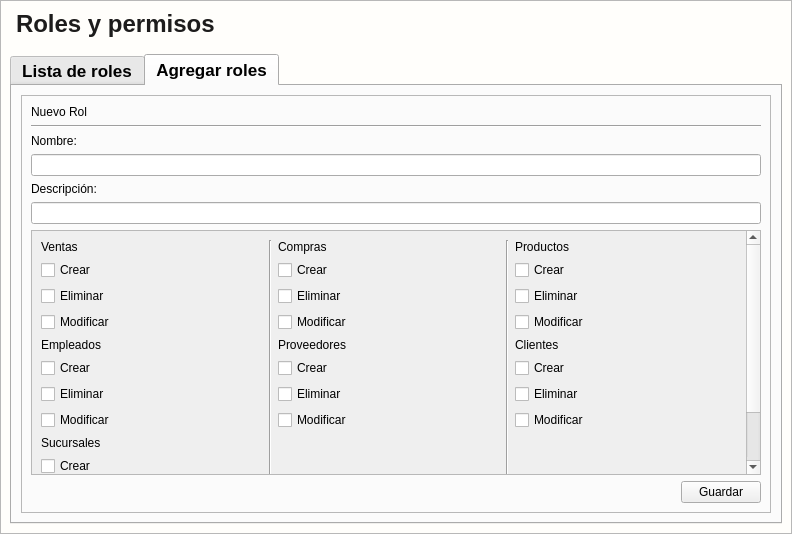
LAngelVp/software-punto-de-venta, file app/View/UserInterfaceUi/UI_CONTROL_ROLES.ui: the form before one commit.
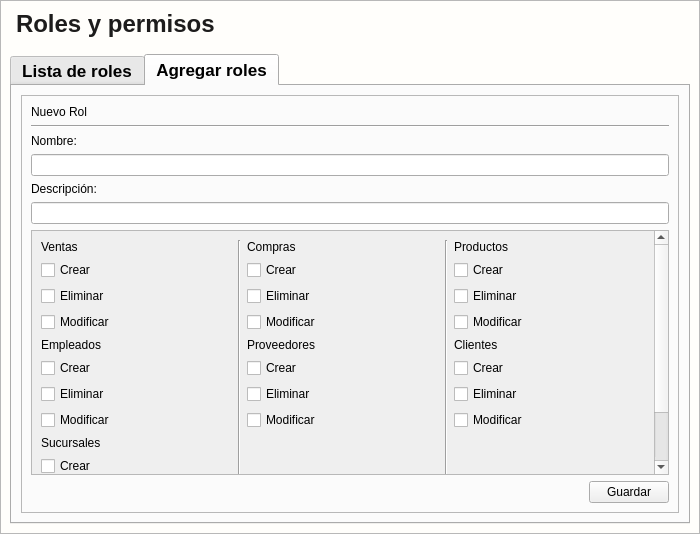
The form after the commit. The open tabs and pages were chosen to show the change.

The edit to the form file:
```diff
--- a/app/View/UserInterfaceUi/UI_CONTROL_ROLES.ui
+++ b/app/View/UserInterfaceUi/UI_CONTROL_ROLES.ui
@@ -6,19 +6,19 @@
    <rect>
     <x>0</x>
     <y>0</y>
-    <width>792</width>
+    <width>700</width>
     <height>534</height>
    </rect>
   </property>
   <property name="minimumSize">
    <size>
-    <width>600</width>
-    <height>450</height>
+    <width>400</width>
+    <height>0</height>
    </size>
   </property>
   <property name="maximumSize">
    <size>
-    <width>16777215</width>
+    <width>800</width>
     <height>16777215</height>
    </size>
   </property>
@@ -315,7 +315,7 @@
                  <rect>
                   <x>0</x>
                   <y>0</y>
-                  <width>709</width>
+                  <width>617</width>
                   <height>318</height>
                  </rect>
                 </property>
```
Left out of the diff: 39 changed lines with no effect on the pictures.
